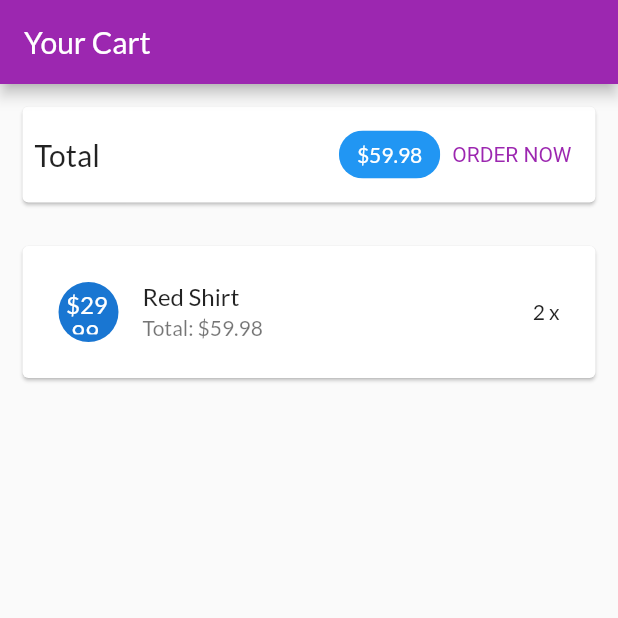
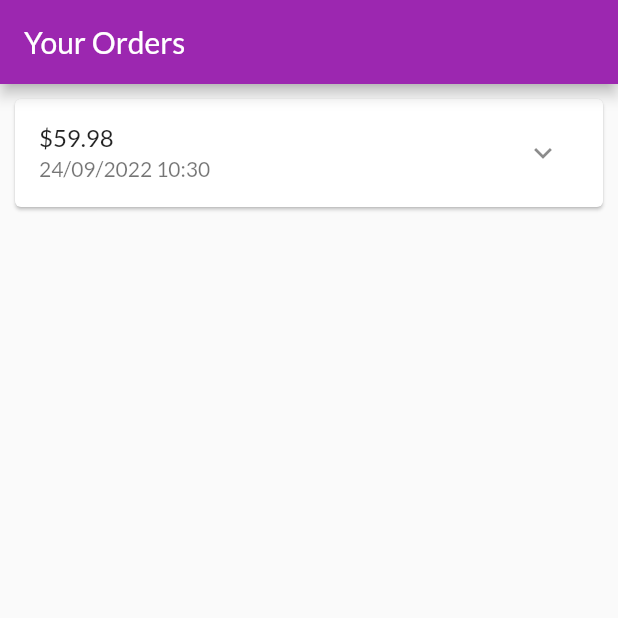
Before and after one commit to justt1n/myshop, a Flutter app: the screen it shows after launch, on a phone screen of 412 x 824 dp, the top half of it. Run offline on Flutter 3.47's test engine with Material 2 defaults, Android fonts, the phone set to English and light mode, and no system bars.

Commit message:
Xay dung trnag hien hien dat hang

```diff
--- a/lib/main.dart
+++ b/lib/main.dart
@@ -1,5 +1,6 @@
 import 'package:flutter/material.dart';
 import 'package:myshop/models/product.dart';
+import 'package:myshop/ui/orders/order_screen.dart';
 import 'package:myshop/ui/products/product_overview_screen.dart';
 import 'package:myshop/ui/products/products_detail_screen.dart';
 import 'package:myshop/ui/products/products_manager.dart';
@@ -27,7 +28,7 @@ class MyApp extends StatelessWidget {
         ),
       ),
       home: const SafeArea(
-        child: CartScreen(),
+        child: OrderScreen(),
       ),
     );
   }
--- /dev/null
+++ b/lib/models/order_item.dart
@@ -0,0 +1,33 @@
+import 'cart_item.dart';
+
+class OrderItem {
+  final String? id;
+  final double amount;
+  final List<CartItem> products;
+  final DateTime dateTime;
+
+  int get productCount {
+    return products.length;
+  }
+
+  OrderItem({
+    this.id,
+    required this.amount,
+    required this.products,
+    DateTime? dateTime,
+  }) : dateTime = dateTime ?? DateTime.now();
+
+  OrderItem copyWith({
+    String? id,
+    double? amount,
+    List<CartItem>? products,
+    DateTime? dateTime,
+  }) {
+    return OrderItem(
+      id: id ?? this.id,
+      amount: amount ?? this.amount,
+      products: products ?? this.products,
+      dateTime: dateTime ?? this.dateTime,
+    );
+  }
+}
--- /dev/null
+++ b/lib/ui/orders/order_item_card.dart
@@ -0,0 +1,80 @@
+import 'dart:math';
+
+import 'package:flutter/material.dart';
+import 'package:intl/intl.dart';
+
+import '../../models/order_item.dart';
+
+class OrderItemCard extends StatefulWidget {
+  final OrderItem order;
+
+  const OrderItemCard(this.order, {super.key});
+
+  @override
+  State<OrderItemCard> createState() => _OrderItemCardState();
+}
+
+class _OrderItemCardState extends State<OrderItemCard> {
+  var _expanded = false;
+
+  @override
+  Widget build(BuildContext context) {
+    return Card(
+      margin: const EdgeInsets.all(10),
+      child: Column(
+        children: <Widget>[
+          buildOrderSummary(),
+          if (_expanded) buildOrderDetails()
+        ],
+      ),
+    );
+  }
+
+  Widget buildOrderDetails() {
+    return Container(
+      padding: const EdgeInsets.symmetric(horizontal: 15, vertical: 4),
+      height: min(widget.order.productCount * 20.0 + 10, 100),
+      child: ListView(
+        children: widget.order.products.map(
+                (prod) =>
+                Row(
+                  mainAxisAlignment: MainAxisAlignment.spaceBetween,
+                  children: <Widget>[
+                    Text(
+                      prod.title,
+                      style: const TextStyle(
+                        fontSize: 18,
+                        fontWeight: FontWeight.bold,
+                      ),
+                    ),
+                    Text(
+                      '${prod.quantity}x \$${prod.price}',
+                      style: const TextStyle(
+                        fontSize: 18,
+                        color: Colors.grey,
+                      ),
+                    )
+                  ],
+                )
+        ).toList(),
+      ),
+    );
+  }
+
+  Widget buildOrderSummary() {
+    return ListTile(
+      title: Text('\$${widget.order.amount}'),
+      subtitle: Text(
+        DateFormat('dd/MM/yyyy hh:mm').format(widget.order.dateTime),
+      ),
+      trailing: IconButton(
+        icon: Icon(_expanded ? Icons.expand_less : Icons.expand_more),
+        onPressed: () {
+          setState(() {
+            _expanded = !_expanded;
+          });
+        },
+      ),
+    );
+  }
+}
--- /dev/null
+++ b/lib/ui/orders/order_manager.dart
@@ -0,0 +1,25 @@
+import 'package:flutter/cupertino.dart';
+
+import '../../models/cart_item.dart';
+import '../../models/order_item.dart';
+
+class OrderManager with ChangeNotifier {
+  final List<OrderItem> _orders = [
+    OrderItem(
+        id: 'o1',
+        amount: 59.98,
+        products: [
+          CartItem(id: 'c1', title: 'Red Shirt', quantity: 2, price: 29.99)
+        ],
+        dateTime: DateTime.now(),
+    )
+  ];
+
+  int get orderCount {
+    return _orders.length;
+  }
+
+  List<OrderItem> get orders {
+    return [..._orders];
+  }
+}
--- /dev/null
+++ b/lib/ui/orders/order_screen.dart
@@ -0,0 +1,23 @@
+import 'package:flutter/material.dart';
+
+import 'order_manager.dart';
+import 'order_item_card.dart';
+
+class OrderScreen extends StatelessWidget {
+  const OrderScreen({super.key});
+
+  @override
+  Widget build(BuildContext context) {
+    print('Building orders');
+    final orderManager = OrderManager();
+    return Scaffold(
+      appBar: AppBar(
+        title: const Text('Your Orders'),
+      ),
+      body: ListView.builder(
+        itemCount: orderManager.orderCount,
+        itemBuilder: (ctx, i) => OrderItemCard(orderManager.orders[i]),
+      ),
+    );
+  }
+}
--- a/pubspec.yaml
+++ b/pubspec.yaml
@@ -34,11 +34,12 @@ dependencies:
   # The following adds the Cupertino Icons font to your application.
   # Use with the CupertinoIcons class for iOS style icons.
   cupertino_icons: ^1.0.2
+  intl: ^0.17.0
 
 dev_dependencies:
   flutter_test:
     sdk: flutter
-
+  intl: ^0.17.0
   # The "flutter_lints" package below contains a set of recommended lints to
   # encourage good coding practices. The lint set provided by the package is
   # activated in the `analysis_options.yaml` file located at the root of your
```
Also changed, not shown: pubspec.lock.
